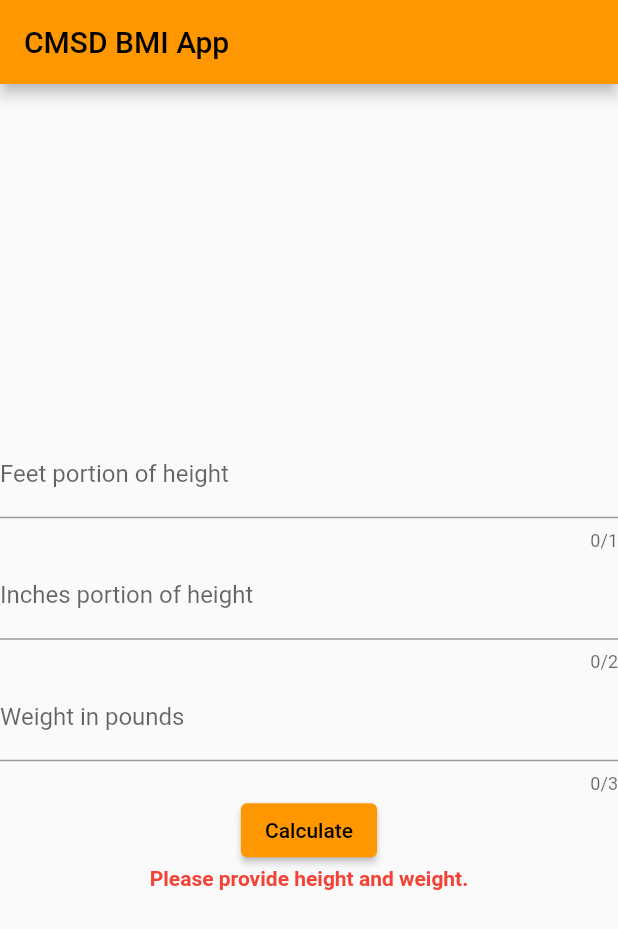
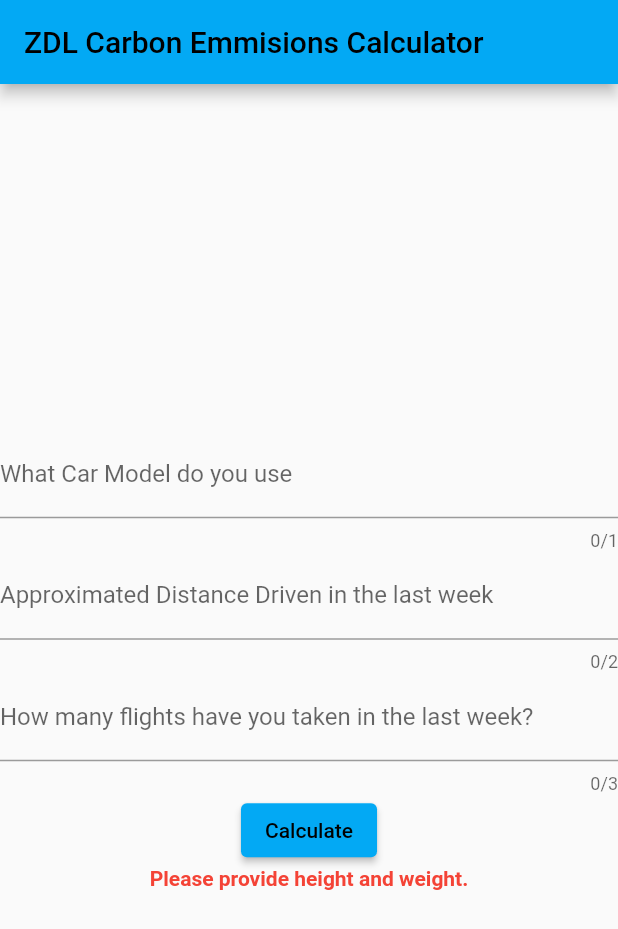
Before and after one commit to AniCricKet/flutterproject-zdl, a Flutter app: the screen it shows after launch, after a tap on "Calculate", on a phone screen of 412 x 824 dp. Shown: the top 929 px of the screen. Run offline on Flutter 3.47's test engine with Material 2 defaults, Android fonts, the phone set to English and light mode, and no system bars.

Commit message:
minor theme changes

```diff
--- a/lib/main.dart
+++ b/lib/main.dart
@@ -5,12 +5,12 @@ import 'package:flutter/material.dart';
 import 'package:flutter/services.dart';
 
 void main() {
-  runApp(const BmiApp());
+  runApp(const CalculatorApp());
 }
 
-class BmiApp extends StatelessWidget {
-  const BmiApp({super.key});
-  static const _title = "CMSD BMI App";
+class CalculatorApp extends StatelessWidget {
+  const CalculatorApp({super.key});
+  static const _title = "ZDL Carbon Emmisions Calculator";
 
   // This widget is the root of your application.
   @override
@@ -19,7 +19,7 @@ class BmiApp extends StatelessWidget {
       title: _title,
       theme: ThemeData(
         // This is the theme of CMSD BMI Application.
-        primarySwatch: Colors.orange,
+        primarySwatch: Colors.lightBlue,
       ),
       home: const BmiHomePage(title: _title),
     );
@@ -164,7 +164,7 @@ class _BmiHomePageState extends State<BmiHomePage> {
               maxLength: 1,
               enabled: true,
               decoration: const InputDecoration(
-                labelText: "Feet portion of height",
+                labelText: "What Car Model do you use",
               ),
               keyboardType: TextInputType.number,
               onChanged: (value) => _feetPortionOfHeight =
@@ -178,7 +178,7 @@ class _BmiHomePageState extends State<BmiHomePage> {
               maxLength: 2,
               enabled: true,
               decoration: const InputDecoration(
-                labelText: "Inches portion of height",
+                labelText: "Approximated Distance Driven in the last week",
               ),
               keyboardType: TextInputType.number,
               onChanged: (value) => _inchesPortionOfHeight =
@@ -192,7 +192,7 @@ class _BmiHomePageState extends State<BmiHomePage> {
               maxLength: 3,
               enabled: true,
               decoration: const InputDecoration(
-                labelText: "Weight in pounds",
+                labelText: "How many flights have you taken in the last week?",
               ),
               keyboardType: TextInputType.number,
               onChanged: (value) => _weight =
```
